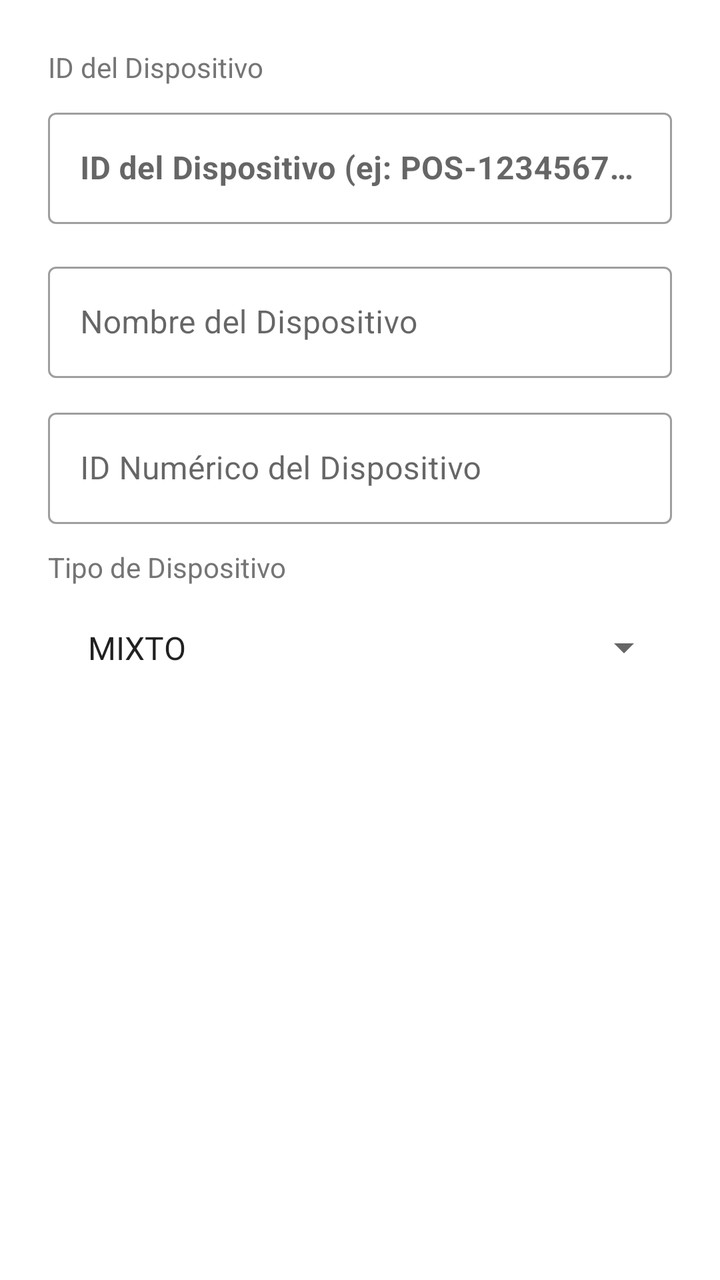
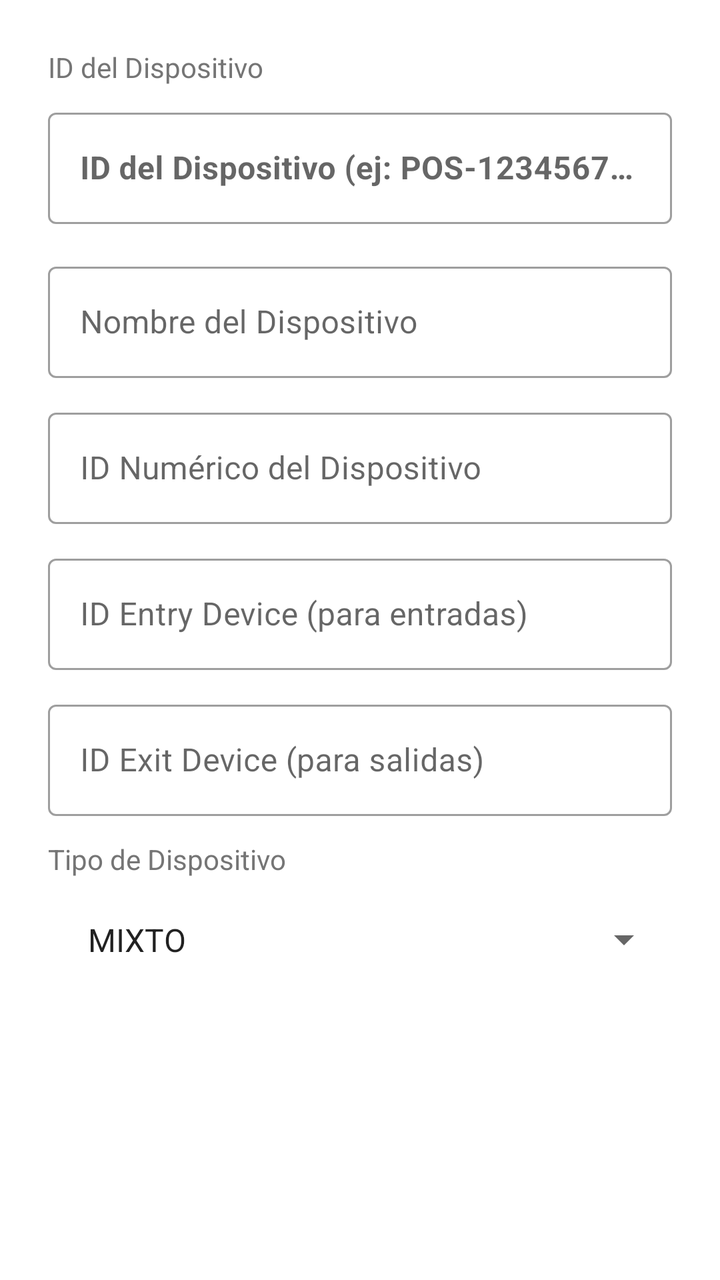

The first picture is an Android layout as it rendered before a commit; the second is the same layout after the commit. The layout source and the unified diff follow.
<!-- AndroidManifest.xml: application theme Theme.MaterialComponents.Light.NoActionBar -->
<!-- res/layout/dialog_config_dispositivo.xml -->
<?xml version="1.0" encoding="utf-8"?>
<LinearLayout
    xmlns:android="http://schemas.android.com/apk/res/android"
    xmlns:app="http://schemas.android.com/apk/res-auto"
    android:layout_width="match_parent"
    android:layout_height="wrap_content"
    android:orientation="vertical"
    android:padding="24dp">

    <TextView
        android:layout_width="wrap_content"
        android:layout_height="wrap_content"
        android:text="ID del Dispositivo"
        android:textSize="14sp"
        android:textColor="#757575"
        android:layout_marginBottom="8dp"/>

    <com.google.android.material.textfield.TextInputLayout
        android:layout_width="match_parent"
        android:layout_height="wrap_content"
        android:hint="ID del Dispositivo (ej: POS-12345678)"
        style="@style/Widget.MaterialComponents.TextInputLayout.OutlinedBox"
        android:layout_marginBottom="16dp">

        <com.google.android.material.textfield.TextInputEditText
            android:id="@+id/etIdDispositivo"
            android:layout_width="match_parent"
            android:layout_height="wrap_content"
            android:inputType="text"
            android:maxLines="1"
            android:textStyle="bold"
            android:textSize="16sp"/>
    </com.google.android.material.textfield.TextInputLayout>

    <com.google.android.material.textfield.TextInputLayout
        android:layout_width="match_parent"
        android:layout_height="wrap_content"
        android:hint="Nombre del Dispositivo"
        style="@style/Widget.MaterialComponents.TextInputLayout.OutlinedBox"
        android:layout_marginBottom="12dp">

        <com.google.android.material.textfield.TextInputEditText
            android:id="@+id/etNombreDispositivo"
            android:layout_width="match_parent"
            android:layout_height="wrap_content"
            android:inputType="text"
            android:maxLines="1"/>
    </com.google.android.material.textfield.TextInputLayout>

    <com.google.android.material.textfield.TextInputLayout
        android:layout_width="match_parent"
        android:layout_height="wrap_content"
        android:hint="ID Numérico del Dispositivo"
        style="@style/Widget.MaterialComponents.TextInputLayout.OutlinedBox"
        android:layout_marginBottom="12dp">

        <com.google.android.material.textfield.TextInputEditText
            android:id="@+id/etIdNumerico"
            android:layout_width="match_parent"
            android:layout_height="wrap_content"
            android:inputType="number"
            android:maxLines="1"/>
    </com.google.android.material.textfield.TextInputLayout>

    <TextView
        android:layout_width="wrap_content"
        android:layout_height="wrap_content"
        android:text="Tipo de Dispositivo"
        android:textSize="14sp"
        android:textColor="#757575"
        android:layout_marginBottom="8dp"/>

    <Spinner
        android:id="@+id/spinnerTipoDispositivo"
        android:layout_width="match_parent"
        android:layout_height="wrap_content"
        android:entries="@array/tipos_dispositivo"
        android:padding="12dp"/>
</LinearLayout>
<!-- resources referenced by this layout -->
<resources>
  <string-array name="tipos_dispositivo">
          <item>MIXTO</item>
          <item>ENTRADA</item>
          <item>SALIDA</item>
      </string-array>
</resources>

<!-- the commit's change to res/layout/dialog_config_dispositivo.xml (unified diff, before → after) -->
@@ -62,6 +62,38 @@
             android:maxLines="1"/>
     </com.google.android.material.textfield.TextInputLayout>
 
+    
+    <com.google.android.material.textfield.TextInputLayout
+        android:layout_width="match_parent"
+        android:layout_height="wrap_content"
+        android:hint="ID Entry Device (para entradas)"
+        style="@style/Widget.MaterialComponents.TextInputLayout.OutlinedBox"
+        android:layout_marginBottom="12dp">
+
+        <com.google.android.material.textfield.TextInputEditText
+            android:id="@+id/etIdEntryDevice"
+            android:layout_width="match_parent"
+            android:layout_height="wrap_content"
+            android:inputType="number"
+            android:maxLines="1"/>
+    </com.google.android.material.textfield.TextInputLayout>
+
+    
+    <com.google.android.material.textfield.TextInputLayout
+        android:layout_width="match_parent"
+        android:layout_height="wrap_content"
+        android:hint="ID Exit Device (para salidas)"
+        style="@style/Widget.MaterialComponents.TextInputLayout.OutlinedBox"
+        android:layout_marginBottom="12dp">
+
+        <com.google.android.material.textfield.TextInputEditText
+            android:id="@+id/etIdExitDevice"
+            android:layout_width="match_parent"
+            android:layout_height="wrap_content"
+            android:inputType="number"
+            android:maxLines="1"/>
+    </com.google.android.material.textfield.TextInputLayout>
+
     <TextView
         android:layout_width="wrap_content"
         android:layout_height="wrap_content"
